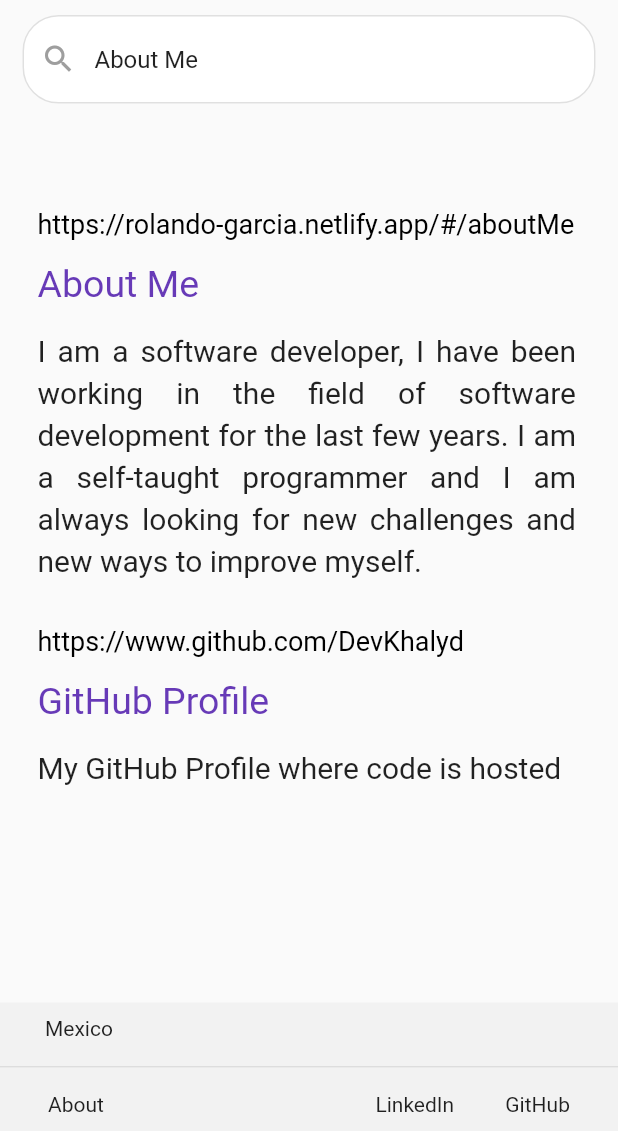
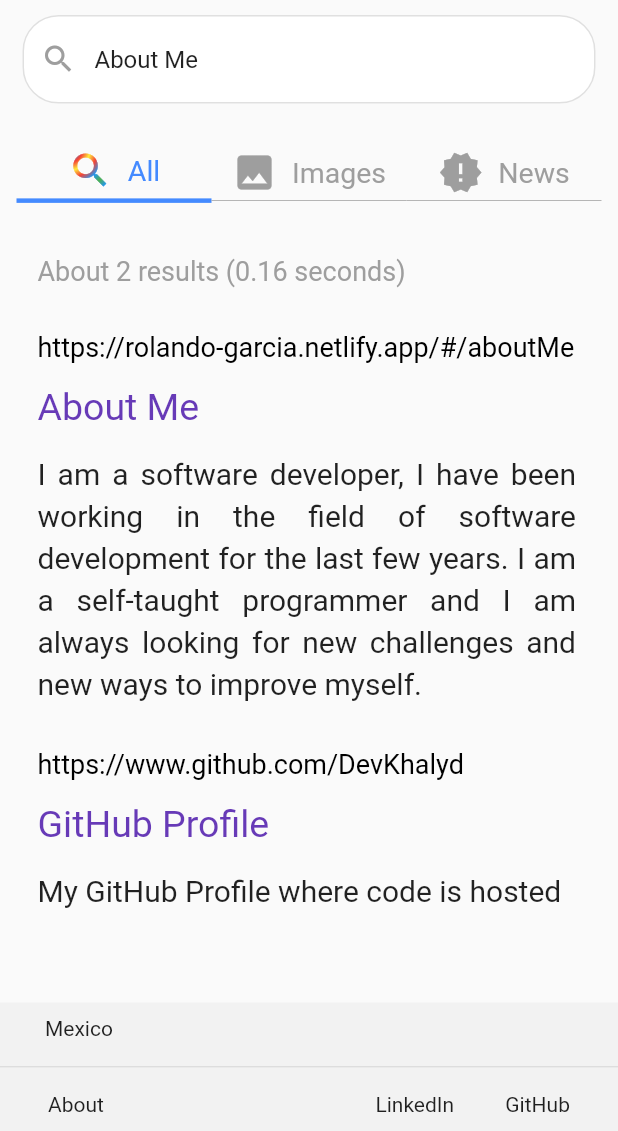
Before and after one commit to DevKhalyd/rg_portfolio, a Flutter app: the SearchScreen screen opened by its route, on a phone screen of 412 x 824 dp, the part 105-1236 px from its top. Run offline on Flutter 3.47's test engine with Material 2 defaults, Android fonts, the phone set to English and light mode, and no system bars; our stand-ins replace bloc, equatable, flutter_bloc, flutter_smart_dialog.

Commit message:
New improments added

```diff
--- a/lib/core/extensions/build_context_ext.dart
+++ b/lib/core/extensions/build_context_ext.dart
@@ -1,4 +1,6 @@
 import 'package:flutter/material.dart';
+
+// Const for differents designs
 
 /// Min space avaible for the search
 const minWidthSearch = 780.0;
@@ -9,7 +11,8 @@ extension BuildContextExtension on BuildContext {
   double get statusBarHeight => MediaQuery.of(this).padding.top;
   bool get isLandscape => width > height + 100;
 
-  /// Verify if its a mobile size
+  /// Verify if its a mobile size. For generics designs. Use
+  /// a custom widget for mobile and a custom widget for tablet if needed
   bool get isMobileSize {
     /// A desktop or tablet
     if (height < width) {
--- a/lib/features/home/presentation/bloc/home_repository.dart
+++ b/lib/features/home/presentation/bloc/home_repository.dart
@@ -6,6 +6,7 @@ import '../../../search/presentation/widgets/body/searcher_link_item.dart';
 import '../../domain/usecases/searcher_item.dart';
 
 final _searchItems = [
+  // TODO: Add a section of social. Basically the same menu shown in the header of each screen.
   SearchItem(
     label: aboutMe,
     results: [
--- /dev/null
+++ b/lib/features/search/presentation/mixins/searcher_mixin.dart
@@ -0,0 +1,17 @@
+import 'dart:math';
+
+import 'package:flutter/material.dart';
+import 'package:rg_portfolio/core/extensions/build_context_ext.dart';
+
+const side = 25.0;
+
+/// Methods for the searcher screen
+mixin SearcherMixin {
+  /// True if the current space is enough to display the full design
+  /// Otherwise show the mobile design
+  bool isEnoughSpace(BuildContext context) => context.width > minWidthSearch;
+
+  int getTimeInSeconds() {
+    return Random().nextInt(99);
+  }
+}
--- a/lib/features/search/presentation/screen/fragments/search_images_fragment.dart
+++ b/lib/features/search/presentation/screen/fragments/search_images_fragment.dart
@@ -1,5 +1,6 @@
 import 'package:flutter/material.dart';
 
+// TODO: Show some examples of my job in the web. Designs and so on
 class SearchImagesFragment extends StatelessWidget {
   const SearchImagesFragment({Key? key}) : super(key: key);
 
--- a/lib/features/search/presentation/screen/fragments/search_news_fragment.dart
+++ b/lib/features/search/presentation/screen/fragments/search_news_fragment.dart
@@ -19,7 +19,7 @@ class SearchNewsFragment extends StatelessWidget {
         ),
         SizedBox(height: 16),
         TextCustom(
-          '"Nothing new to show here"',
+          'Nothing new to show here',
           fontSize: 24,
         )
       ],
--- a/lib/features/search/presentation/widgets/body/body_searcher.dart
+++ b/lib/features/search/presentation/widgets/body/body_searcher.dart
@@ -4,21 +4,19 @@ import 'package:flutter_bloc/flutter_bloc.dart';
 import '../../../../../core/extensions/build_context_ext.dart';
 import '../../../../home/presentation/bloc/home_bloc.dart';
 import '../../../domain/models/searcher_tab_model.dart';
-import 'results_search.dart';
+import '../../mixins/searcher_mixin.dart';
 import 'searcher_tabs/searcher_tabs.dart';
 
-class BodySearcher extends StatelessWidget {
+class BodySearcher extends StatelessWidget with SearcherMixin {
   const BodySearcher({Key? key}) : super(key: key);
 
   @override
   Widget build(BuildContext context) {
     final flex = context.isMobileSize ? 7 : 8;
 
-    final width = context.width;
-
     return Expanded(
       flex: flex,
-      child: width > minWidthSearch
+      child: isEnoughSpace(context)
           ? Stack(
               children: [
                 GestureDetector(
@@ -53,7 +51,7 @@ class BodySearcher extends StatelessWidget {
                 }),
               ],
             )
-          : const ResultsSearch(),
+          : SearcherTabs(tabs: SearcherTabModel.getTabs()),
     );
   }
 }
--- a/lib/features/search/presentation/widgets/body/results_search.dart
+++ b/lib/features/search/presentation/widgets/body/results_search.dart
@@ -1,9 +1,11 @@
 import 'package:flutter/material.dart';
 import 'package:flutter_bloc/flutter_bloc.dart';
-import 'package:rg_portfolio/features/home/presentation/bloc/home_bloc.dart';
+import 'package:rg_portfolio/core/widgets/text_custom.dart';
+import 'package:rg_portfolio/features/search/presentation/mixins/searcher_mixin.dart';
+import '../../../../home/presentation/bloc/home_bloc.dart';
 
 /// The results of the search to show in the screen
-class ResultsSearch extends StatelessWidget {
+class ResultsSearch extends StatelessWidget with SearcherMixin {
   const ResultsSearch({
     Key? key,
   }) : super(key: key);
@@ -17,11 +19,24 @@ class ResultsSearch extends StatelessWidget {
         final results = repo.currentSearchItem.results;
         return ListView(
           children: [
-            const SizedBox(height: 40),
+            const SizedBox(height: 10),
+            Padding(
+              padding: EdgeInsets.only(left: isEnoughSpace(context) ? 0 : side),
+              child: TextCustom(
+                getMessage(results.length),
+                fontSize: 18,
+                color: Colors.grey,
+              ),
+            ),
+            const SizedBox(height: 30),
             ...results,
           ],
         );
       },
     );
   }
+
+  String getMessage(int results) {
+    return 'About $results results (0.${getTimeInSeconds()} seconds)';
+  }
 }
--- a/lib/features/search/presentation/widgets/body/searcher_link_item.dart
+++ b/lib/features/search/presentation/widgets/body/searcher_link_item.dart
@@ -1,6 +1,7 @@
 import 'package:flutter/material.dart';
 
 import '../../../../../core/widgets/text_custom.dart';
+import '../../mixins/searcher_mixin.dart';
 
 /// The item that appears when a result is selected.
 class SearchLinkItem extends StatefulWidget {
@@ -31,9 +32,7 @@ class SearchLinkItem extends StatefulWidget {
   State<SearchLinkItem> createState() => _SearchLinkItemState();
 }
 
-const side = 25.0;
-
-class _SearchLinkItemState extends State<SearchLinkItem> {
+class _SearchLinkItemState extends State<SearchLinkItem> with SearcherMixin {
   bool isHover = false;
 
   @override
@@ -41,7 +40,12 @@ class _SearchLinkItemState extends State<SearchLinkItem> {
     assert((widget.topicList?.length ?? 0) < 3);
 
     return Padding(
-      padding: const EdgeInsets.only(top: 30, left: side, right: side),
+      // Validate the left part
+      padding: EdgeInsets.only(
+        left: isEnoughSpace(context) ? 0 : side,
+        right: side,
+        bottom: 30,
+      ),
       child: Column(
         crossAxisAlignment: CrossAxisAlignment.start,
         children: [
--- a/lib/features/search/presentation/widgets/body/searcher_tabs/searcher_tabs.dart
+++ b/lib/features/search/presentation/widgets/body/searcher_tabs/searcher_tabs.dart
@@ -1,5 +1,6 @@
 import 'package:flutter/material.dart';
 import 'package:flutter_bloc/flutter_bloc.dart';
+import 'package:rg_portfolio/features/search/presentation/mixins/searcher_mixin.dart';
 
 import '../../../../../home/presentation/bloc/home_bloc.dart';
 import '../../../../domain/models/searcher_tab_model.dart';
@@ -17,7 +18,7 @@ class SearcherTabs extends StatefulWidget {
   State<SearcherTabs> createState() => _SearcherTabsState();
 }
 
-class _SearcherTabsState extends State<SearcherTabs> {
+class _SearcherTabsState extends State<SearcherTabs> with SearcherMixin {
   final PageController controller = PageController();
   late final List<SearcherTabModel> tabs;
   late String currentItem;
@@ -31,15 +32,21 @@ class _SearcherTabsState extends State<SearcherTabs> {
 
   @override
   Widget build(BuildContext context) {
+    final notSpace = !isEnoughSpace(context);
+
     return BlocListener<HomeBloc, HomeState>(
       listener: (context, state) {
+        /// Set to the first tab
         if (state is HomeSearch) updateState(tabs.first);
       },
       child: Column(
         children: [
+          if (notSpace) const SizedBox(height: 20),
           SizedBox(
             height: kToolbarHeight,
             child: Row(
+              mainAxisAlignment:
+                  notSpace ? MainAxisAlignment.center : MainAxisAlignment.start,
               children: tabs
                   .map((e) => SearcherTab(
                         label: e.label,
```
